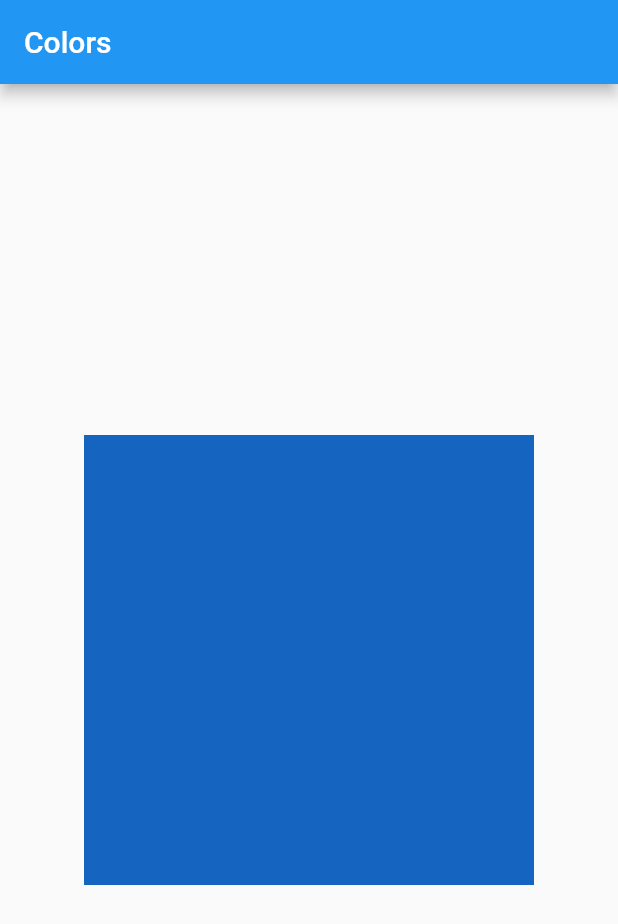
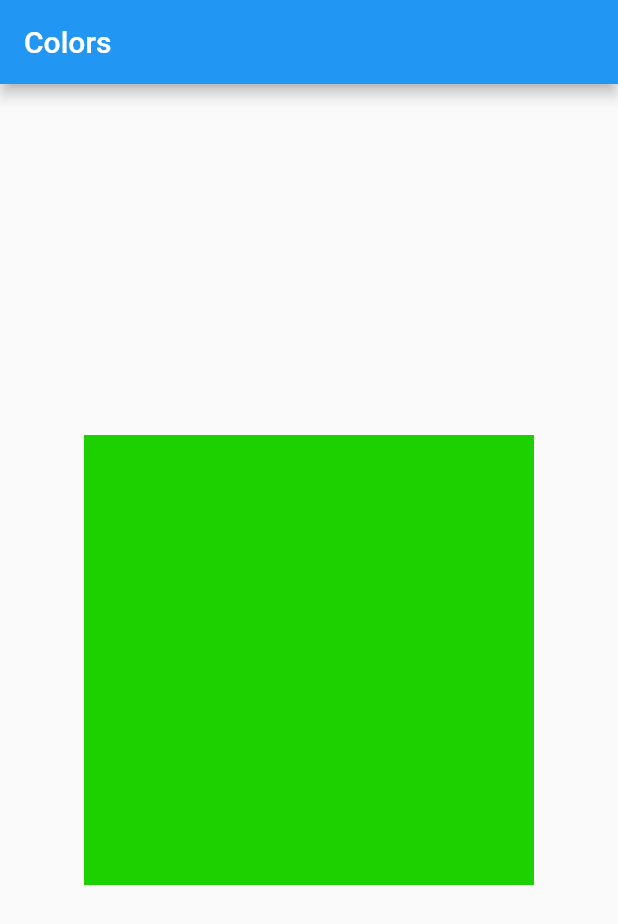
Before and after one commit to juanpa12121/flutter_myapp, a Flutter app: the screen it shows after launch, on a phone screen of 412 x 824 dp. Shown: the top 924 px of the screen. Run offline on Flutter 3.47's test engine with Material 2 defaults, Android fonts, the phone set to English and light mode, and no system bars.

Commit message:
Colors alternative

```diff
--- a/lib/22. ColorsClass.dart
+++ b/lib/22. ColorsClass.dart
@@ -15,7 +15,8 @@ class ColorsClass extends StatelessWidget{
         ),
         body: Center(
           child: Container(
-            color: Colors.blue[800],
+            //color: Colors.blue[800],
+            color: Color.fromARGB(255, 29, 209, 0),
             height: 300,
             width: 300,
           ),
```
